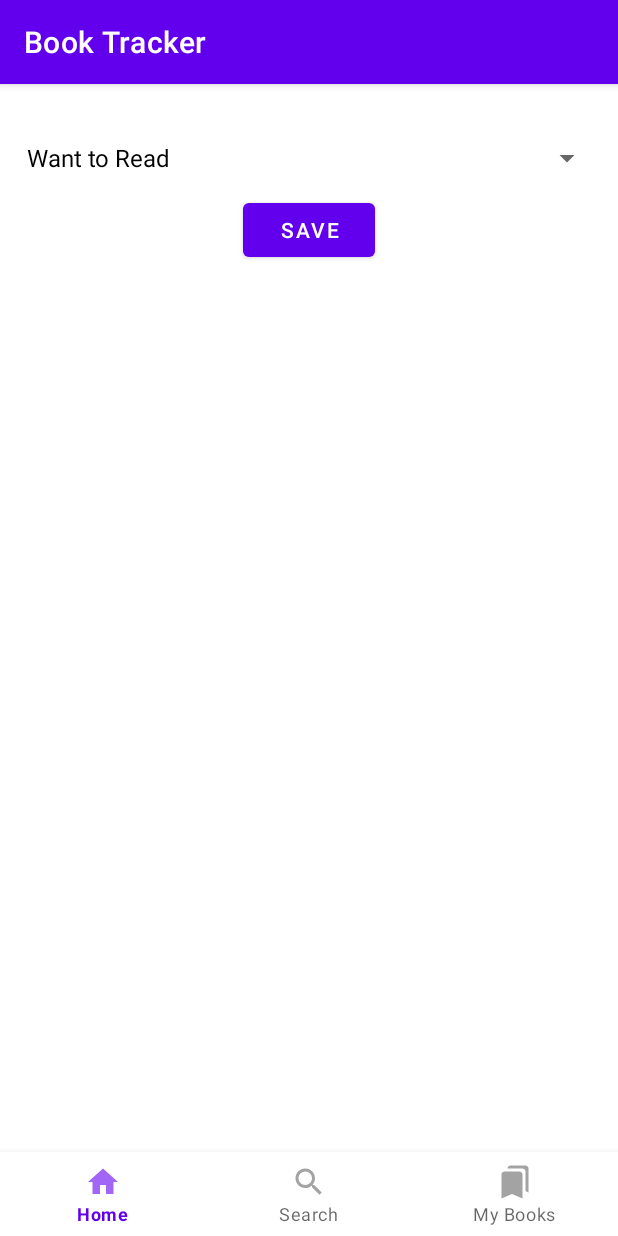
After one commit to Nerrdii/book-tracker, an Android app: the fragment SearchResultAddFragment placed in its activity, on a phone screen of 412 x 824 dp. The commit adds this screen. Run offline under Robolectric (Android 15) with nearby library versions, the phone set to English and light mode, and no system bars; our stand-ins replace Dagger/Hilt's generated code, Room's generated code, navigation-ui; 1 statement that could not run was skipped.

Commit message:
Add search result add fragment

```diff
--- /dev/null
+++ b/app/src/main/java/com/example/booktracker/SearchResultAddFragment.kt
@@ -0,0 +1,96 @@
+package com.example.booktracker
+
+import android.os.Bundle
+import androidx.fragment.app.Fragment
+import android.view.LayoutInflater
+import android.view.View
+import android.view.ViewGroup
+import android.widget.*
+import androidx.fragment.app.viewModels
+import androidx.navigation.fragment.findNavController
+import com.example.booktracker.data.Book
+import com.example.booktracker.data.GoogleBook
+import com.example.booktracker.data.ReadingList
+import com.example.booktracker.viewmodels.SearchResultAddViewModel
+import dagger.hilt.android.AndroidEntryPoint
+import java.time.LocalDate
+
+@AndroidEntryPoint
+class SearchResultAddFragment : Fragment() {
+    private val viewModel: SearchResultAddViewModel by viewModels()
+
+    override fun onCreateView(
+        inflater: LayoutInflater, container: ViewGroup?,
+        savedInstanceState: Bundle?
+    ): View? {
+        // Inflate the layout for this fragment
+        return inflater.inflate(R.layout.fragment_search_result_add, container, false)
+    }
+
+    override fun onViewCreated(view: View, savedInstanceState: Bundle?) {
+        super.onViewCreated(view, savedInstanceState)
+
+        val googleBook = requireArguments().getSerializable("book")!! as GoogleBook
+
+        val spinner: Spinner = view.findViewById(R.id.searchResultAddReadingListSpinner)
+        spinner.adapter = ArrayAdapter(requireActivity(), android.R.layout.simple_spinner_dropdown_item, ReadingList.values())
+
+        val startDateEditText: EditText = view.findViewById(R.id.searchResultAddStartDateEditText)
+        val finishDateEditText: EditText = view.findViewById(R.id.searchResultAddFinishDateEditText)
+        val ratingBar: RatingBar = view.findViewById(R.id.searchResultAddRatingBar)
+        val reviewEditText: EditText = view.findViewById(R.id.searchResultAddReviewEditText)
+        val saveButton: Button = view.findViewById(R.id.searchResultAddSaveButton)
+
+        spinner.onItemSelectedListener = object : AdapterView.OnItemSelectedListener {
+            override fun onItemSelected(
+                parent: AdapterView<*>?,
+                view: View?,
+                position: Int,
+                id: Long
+            ) {
+                when (ReadingList.values()[position]) {
+                    ReadingList.WANT_TO_READ -> {
+                        startDateEditText.visibility = View.GONE
+                        finishDateEditText.visibility = View.GONE
+                        ratingBar.visibility = View.GONE
+                        reviewEditText.visibility = View.GONE
+                    }
+                    ReadingList.READING -> {
+                        startDateEditText.visibility = View.VISIBLE
+                        finishDateEditText.visibility = View.GONE
+                        ratingBar.visibility = View.GONE
+                        reviewEditText.visibility = View.GONE
+                    }
+                    ReadingList.READ -> {
+                        startDateEditText.visibility = View.VISIBLE
+                        finishDateEditText.visibility = View.VISIBLE
+                        ratingBar.visibility = View.VISIBLE
+                        reviewEditText.visibility = View.VISIBLE
+                    }
+                }
+            }
+
+            override fun onNothingSelected(parent: AdapterView<*>?) {}
+        }
+
+        saveButton.setOnClickListener {
+            val startDate = if (startDateEditText.text.isEmpty()) null else LocalDate.parse(startDateEditText.text.toString())
+            val finishDate = if (finishDateEditText.text.isEmpty()) null else LocalDate.parse(finishDateEditText.text.toString())
+
+            val book = Book(
+                googleBook.title,
+                googleBook.author,
+                LocalDate.parse(googleBook.publishedDate.toString()),
+                googleBook.imageUrl,
+                spinner.selectedItem as ReadingList,
+                startDate,
+                finishDate,
+                ratingBar.rating.toInt(),
+                reviewEditText.text.toString())
+            viewModel.insert(book)
+            findNavController().navigate(R.id.action_searchResultAddFragment_to_readingListFragment)
+            Toast.makeText(requireActivity(), "Book added", Toast.LENGTH_SHORT).show()
+        }
+    }
+
+}
--- a/app/src/main/java/com/example/booktracker/SearchResultDetailFragment.kt
+++ b/app/src/main/java/com/example/booktracker/SearchResultDetailFragment.kt
@@ -8,8 +8,11 @@ import android.view.ViewGroup
 import android.widget.Button
 import android.widget.ImageView
 import android.widget.TextView
+import androidx.core.os.bundleOf
 import androidx.fragment.app.Fragment
 import androidx.fragment.app.viewModels
+import androidx.navigation.fragment.findNavController
+import com.example.booktracker.utils.DateUtils
 import com.example.booktracker.viewmodels.SearchResultDetailViewModel
 import com.squareup.picasso.Picasso
 import dagger.hilt.android.AndroidEntryPoint
@@ -42,7 +45,7 @@ class SearchResultDetailFragment : Fragment() {
             Picasso.get().load(imageUrl).placeholder(R.mipmap.ic_default_book).error(R.mipmap.ic_default_book).into(coverImageView)
             titleTextView.text = book.title
             authorTextView.text = book.author
-            publishedDateTextView.text = book.publishedDate.toString()
+            publishedDateTextView.text = DateUtils.dateToString(book.publishedDate!!)
             if (book.description != null) {
                 descriptionTextView.visibility = View.VISIBLE
                 descriptionTextView.text = Html.fromHtml(book.description, Html.FROM_HTML_MODE_COMPACT)
@@ -52,6 +55,11 @@ class SearchResultDetailFragment : Fragment() {
                 genreTextView.text = book.genre
             }
         }
+
+        addButton.setOnClickListener {
+            val bundle = bundleOf("book" to viewModel.book.value)
+            findNavController().navigate(R.id.action_searchResultDetailFragment_to_searchResultAddFragment, bundle)
+        }
     }
 
 }
--- a/app/src/main/java/com/example/booktracker/data/GoogleBook.kt
+++ b/app/src/main/java/com/example/booktracker/data/GoogleBook.kt
@@ -1,5 +1,6 @@
 package com.example.booktracker.data
 
+import java.io.Serializable
 import java.time.LocalDate
 
 data class GoogleBook(
@@ -10,4 +11,4 @@ data class GoogleBook(
     val description: String?,
     val genre: String?,
     val imageUrl: String?,
-)
+) : Serializable
--- /dev/null
+++ b/app/src/main/java/com/example/booktracker/utils/DateUtils.kt
@@ -0,0 +1,15 @@
+package com.example.booktracker.utils
+
+import java.time.LocalDate
+import java.time.format.DateTimeFormatter
+import java.time.format.FormatStyle
+
+class DateUtils {
+
+    companion object {
+        fun dateToString(date: LocalDate): String {
+            return date.format(DateTimeFormatter.ofLocalizedDate(FormatStyle.MEDIUM))
+        }
+    }
+
+}
--- /dev/null
+++ b/app/src/main/java/com/example/booktracker/viewmodels/SearchResultAddViewModel.kt
@@ -0,0 +1,16 @@
+package com.example.booktracker.viewmodels
+
+import androidx.lifecycle.ViewModel
+import androidx.lifecycle.viewModelScope
+import com.example.booktracker.data.Book
+import com.example.booktracker.data.BookRepository
+import dagger.hilt.android.lifecycle.HiltViewModel
+import kotlinx.coroutines.launch
+import javax.inject.Inject
+
+@HiltViewModel
+class SearchResultAddViewModel @Inject constructor(private val repository: BookRepository) : ViewModel() {
+    fun insert(book: Book) = viewModelScope.launch {
+        repository.insert(book)
+    }
+}
--- /dev/null
+++ b/app/src/main/res/layout/fragment_search_result_add.xml
@@ -0,0 +1,84 @@
+<?xml version="1.0" encoding="utf-8"?>
+<androidx.constraintlayout.widget.ConstraintLayout xmlns:android="http://schemas.android.com/apk/res/android"
+    xmlns:app="http://schemas.android.com/apk/res-auto"
+    xmlns:tools="http://schemas.android.com/tools"
+    android:layout_width="match_parent"
+    android:layout_height="match_parent"
+    tools:context=".SearchResultAddFragment">
+
+    <Spinner
+        android:id="@+id/searchResultAddReadingListSpinner"
+        android:layout_width="match_parent"
+        android:layout_height="wrap_content"
+        android:layout_marginStart="10dp"
+        android:layout_marginTop="25dp"
+        android:layout_marginEnd="10dp"
+        app:layout_constraintEnd_toEndOf="parent"
+        app:layout_constraintStart_toStartOf="parent"
+        app:layout_constraintTop_toTopOf="parent" />
+
+    <EditText
+        android:id="@+id/searchResultAddStartDateEditText"
+        android:layout_width="match_parent"
+        android:layout_height="wrap_content"
+        android:layout_marginStart="10dp"
+        android:layout_marginTop="10dp"
+        android:layout_marginEnd="10dp"
+        android:hint="Start Date"
+        android:inputType="date"
+        android:visibility="gone"
+        app:layout_constraintEnd_toEndOf="parent"
+        app:layout_constraintStart_toStartOf="parent"
+        app:layout_constraintTop_toBottomOf="@+id/searchResultAddReadingListSpinner" />
+
+    <EditText
+        android:id="@+id/searchResultAddFinishDateEditText"
+        android:layout_width="match_parent"
+        android:layout_height="wrap_content"
+        android:layout_marginStart="10dp"
+        android:layout_marginTop="10dp"
+        android:layout_marginEnd="10dp"
+        android:hint="Finish Date"
+        android:inputType="date"
+        android:visibility="gone"
+        app:layout_constraintEnd_toEndOf="parent"
+        app:layout_constraintStart_toEndOf="parent"
+        app:layout_constraintTop_toBottomOf="@+id/searchResultAddStartDateEditText" />
+
+    <RatingBar
+        android:id="@+id/searchResultAddRatingBar"
+        android:layout_width="match_parent"
+        android:layout_height="wrap_content"
+        android:layout_marginStart="10dp"
+        android:layout_marginTop="10dp"
+        android:layout_marginEnd="10dp"
+        android:stepSize="1.0"
+        android:visibility="gone"
+        app:layout_constraintEnd_toEndOf="parent"
+        app:layout_constraintStart_toStartOf="parent"
+        app:layout_constraintTop_toBottomOf="@+id/searchResultAddFinishDateEditText" />
+
+    <EditText
+        android:id="@+id/searchResultAddReviewEditText"
+        android:layout_width="match_parent"
+        android:layout_height="wrap_content"
+        android:layout_marginStart="10dp"
+        android:layout_marginTop="10dp"
+        android:layout_marginEnd="10dp"
+        android:inputType="textMultiLine"
+        android:hint="Review"
+        android:visibility="gone"
+        app:layout_constraintEnd_toEndOf="parent"
+        app:layout_constraintStart_toStartOf="parent"
+        app:layout_constraintTop_toBottomOf="@+id/searchResultAddRatingBar" />
+
+    <Button
+        android:id="@+id/searchResultAddSaveButton"
+        android:layout_width="wrap_content"
+        android:layout_height="wrap_content"
+        android:text="Save"
+        app:layout_constraintEnd_toEndOf="parent"
+        app:layout_constraintStart_toStartOf="parent"
+        app:layout_constraintTop_toBottomOf="@+id/searchResultAddReviewEditText"/>
+
+</androidx.constraintlayout.widget.ConstraintLayout>
--- a/app/src/main/res/navigation/nav_graph.xml
+++ b/app/src/main/res/navigation/nav_graph.xml
@@ -84,5 +84,20 @@
         <argument
             android:name="bookId"
             app:argType="string" />
+        <action
+            android:id="@+id/action_searchResultDetailFragment_to_searchResultAddFragment"
+            app:destination="@id/searchResultAddFragment" />
+    </fragment>
+    <fragment
+        android:id="@+id/searchResultAddFragment"
+        android:name="com.example.booktracker.SearchResultAddFragment"
+        android:label="fragment_search_result_add"
+        tools:layout="@layout/fragment_search_result_add" >
+        <argument
+            android:name="book"
+            app:argType="com.example.booktracker.data.GoogleBook" />
+        <action
+            android:id="@+id/action_searchResultAddFragment_to_readingListFragment"
+            app:destination="@id/readingListFragment" />
     </fragment>
 </navigation>
```
